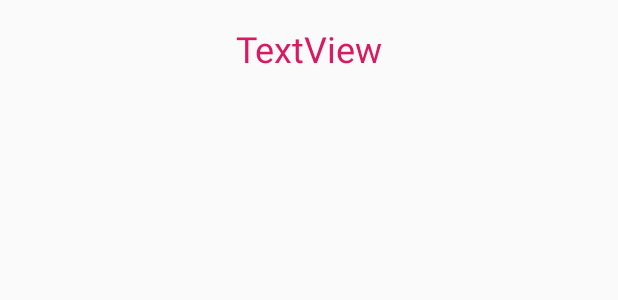
After one commit to NatashaLove/CIS2323_Week14_Homework1, an Android app: the layout activity_display_message.xml on its own in the app's theme, with its tools: preview values and no code run, on a phone screen of 412 x 824 dp. The commit adds this screen. Shown: the top 300 px of the screen. Run offline under Robolectric (Android 15) with nearby library versions, the phone set to English and light mode, and no system bars.

Commit message:
navigate home

```diff
--- /dev/null
+++ b/app/src/main/res/layout/activity_display_message.xml
@@ -0,0 +1,21 @@
+<?xml version="1.0" encoding="utf-8"?>
+<android.support.constraint.ConstraintLayout xmlns:android="http://schemas.android.com/apk/res/android"
+    xmlns:app="http://schemas.android.com/apk/res-auto"
+    xmlns:tools="http://schemas.android.com/tools"
+    android:layout_width="match_parent"
+    android:layout_height="match_parent"
+    tools:context=".DisplayMessageActivity">
+
+    <TextView
+        android:id="@+id/textView"
+        android:layout_width="wrap_content"
+        android:layout_height="wrap_content"
+        android:layout_marginTop="16dp"
+        android:text="TextView"
+        android:textAppearance="@style/TextAppearance.AppCompat.Display1"
+        android:textColor="@color/colorAccent"
+        android:textSize="24sp"
+        app:layout_constraintEnd_toEndOf="parent"
+        app:layout_constraintStart_toStartOf="parent"
+        app:layout_constraintTop_toTopOf="parent" />
+</android.support.constraint.ConstraintLayout>
--- a/app/src/main/res/values/colors.xml
+++ b/app/src/main/res/values/colors.xml
@@ -2,5 +2,5 @@
 <resources>
     <color name="colorPrimary">#008577</color>
     <color name="colorPrimaryDark">#00574B</color>
-    <color name="colorAccent">#D81B60</color>
+    <color name="colorAccent">#d81b60</color>
 </resources>
```
Also changed, not shown: app/src/main/AndroidManifest.xml (+8 -0 lines), app/src/main/java/com/example/debor/myfirstapplication/DisplayMessageActivity.java (added, +24 -0 lines), app/src/main/java/com/example/debor/myfirstapplication/MainActivity.java (+10 -0 lines).
